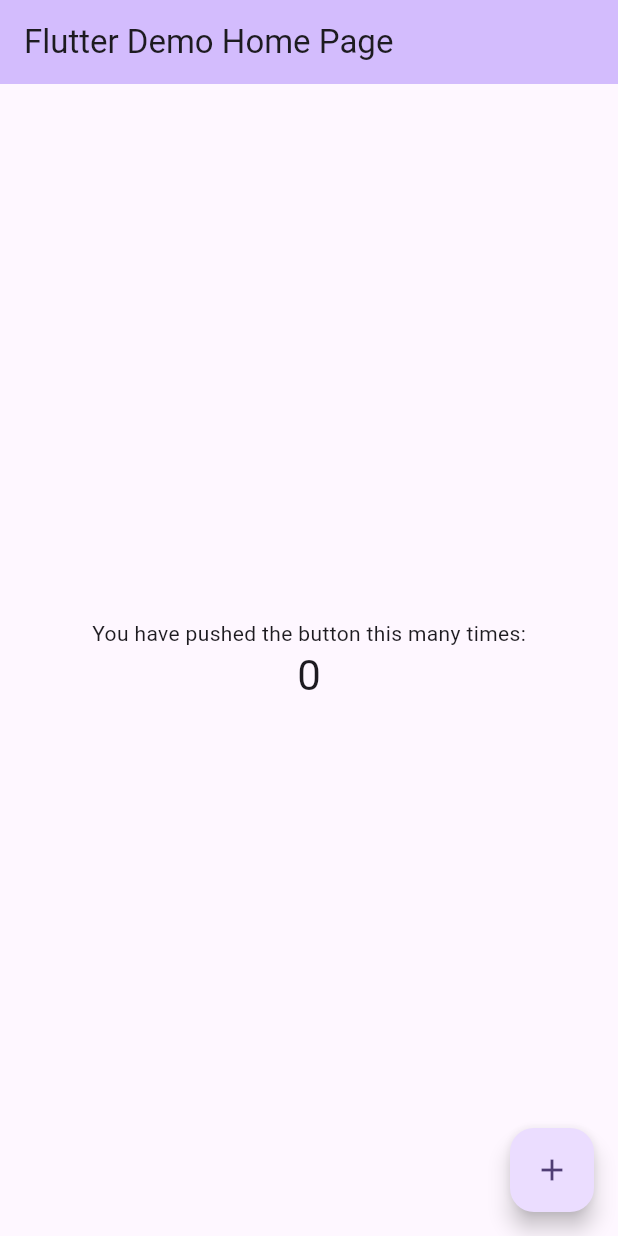
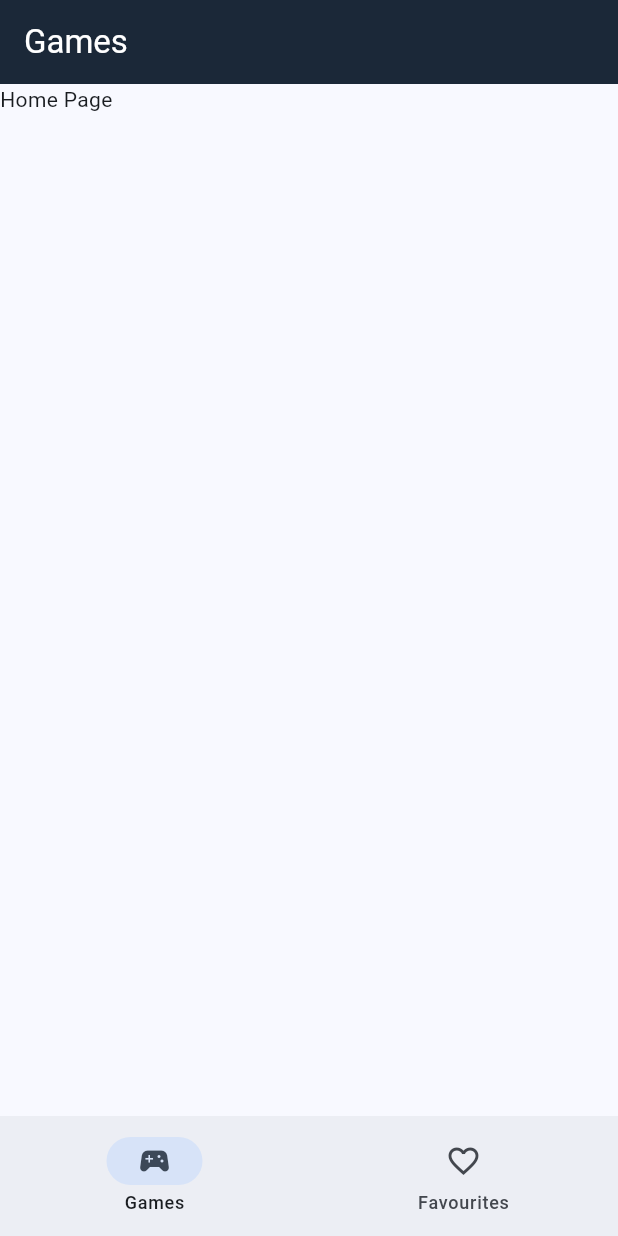
Before and after one commit to AdamDevv/utb_ak5pm_ukol, a Flutter app: the screen it shows after launch, on a phone screen of 412 x 824 dp. Run offline on Flutter 3.47's test engine with Material 3 defaults, Android fonts, the phone set to English and light mode, and no system bars.

Commit message:
feat: initial app layout

```diff
--- a/lib/main.dart
+++ b/lib/main.dart
@@ -1,4 +1,6 @@
 import 'package:flutter/material.dart';
+import 'package:utb_ak5pm_ukol/pages/favourites_page.dart';
+import 'package:utb_ak5pm_ukol/pages/main_page.dart';
 
 void main() {
   runApp(const MyApp());
@@ -7,119 +9,61 @@ void main() {
 class MyApp extends StatelessWidget {
   const MyApp({super.key});
 
-  // This widget is the root of your application.
   @override
   Widget build(BuildContext context) {
     return MaterialApp(
-      title: 'Flutter Demo',
+      title: 'Steam Tracker',
+      debugShowCheckedModeBanner: false,
       theme: ThemeData(
-        // This is the theme of your application.
-        //
-        // TRY THIS: Try running your application with "flutter run". You'll see
-        // the application has a purple toolbar. Then, without quitting the app,
-        // try changing the seedColor in the colorScheme below to Colors.green
-        // and then invoke "hot reload" (save your changes or press the "hot
-        // reload" button in a Flutter-supported IDE, or press "r" if you used
-        // the command line to start the app).
-        //
-        // Notice that the counter didn't reset back to zero; the application
-        // state is not lost during the reload. To reset the state, use hot
-        // restart instead.
-        //
-        // This works for code too, not just values: Most code changes can be
-        // tested with just a hot reload.
-        colorScheme: ColorScheme.fromSeed(seedColor: Colors.deepPurple),
+        colorScheme: ColorScheme.fromSeed(
+          seedColor: const Color(0xFF1b2838),
+          brightness: Brightness.light,
+        ),
         useMaterial3: true,
+        appBarTheme: const AppBarTheme(
+          backgroundColor: Color(0xFF1b2838),
+          foregroundColor: Colors.white,
+        ),
       ),
-      home: const MyHomePage(title: 'Flutter Demo Home Page'),
+      home: const MainPage(),
     );
   }
 }
 
-class MyHomePage extends StatefulWidget {
-  const MyHomePage({super.key, required this.title});
-
-  // This widget is the home page of your application. It is stateful, meaning
-  // that it has a State object (defined below) that contains fields that affect
-  // how it looks.
-
-  // This class is the configuration for the state. It holds the values (in this
-  // case the title) provided by the parent (in this case the App widget) and
-  // used by the build method of the State. Fields in a Widget subclass are
-  // always marked "final".
-
-  final String title;
+class MainPage extends StatefulWidget {
+  const MainPage({super.key});
 
   @override
-  State<MyHomePage> createState() => _MyHomePageState();
+  State<MainPage> createState() => _MainPageState();
 }
 
-class _MyHomePageState extends State<MyHomePage> {
-  int _counter = 0;
-
-  void _incrementCounter() {
-    setState(() {
-      // This call to setState tells the Flutter framework that something has
-      // changed in this State, which causes it to rerun the build method below
-      // so that the display can reflect the updated values. If we changed
-      // _counter without calling setState(), then the build method would not be
-      // called again, and so nothing would appear to happen.
-      _counter++;
-    });
-  }
+class _MainPageState extends State<MainPage> {
+  var _currentIndex = 0;
 
   @override
   Widget build(BuildContext context) {
-    // This method is rerun every time setState is called, for instance as done
-    // by the _incrementCounter method above.
-    //
-    // The Flutter framework has been optimized to make rerunning build methods
-    // fast, so that you can just rebuild anything that needs updating rather
-    // than having to individually change instances of widgets.
     return Scaffold(
-      appBar: AppBar(
-        // TRY THIS: Try changing the color here to a specific color (to
-        // Colors.amber, perhaps?) and trigger a hot reload to see the AppBar
-        // change color while the other colors stay the same.
-        backgroundColor: Theme.of(context).colorScheme.inversePrimary,
-        // Here we take the value from the MyHomePage object that was created by
-        // the App.build method, and use it to set our appbar title.
-        title: Text(widget.title),
-      ),
-      body: Center(
-        // Center is a layout widget. It takes a single child and positions it
-        // in the middle of the parent.
-        child: Column(
-          // Column is also a layout widget. It takes a list of children and
-          // arranges them vertically. By default, it sizes itself to fit its
-          // children horizontally, and tries to be as tall as its parent.
-          //
-          // Column has various properties to control how it sizes itself and
-          // how it positions its children. Here we use mainAxisAlignment to
-          // center the children vertically; the main axis here is the vertical
-          // axis because Columns are vertical (the cross axis would be
-          // horizontal).
-          //
-          // TRY THIS: Invoke "debug painting" (choose the "Toggle Debug Paint"
-          // action in the IDE, or press "p" in the console), to see the
-          // wireframe for each widget.
-          mainAxisAlignment: MainAxisAlignment.center,
-          children: <Widget>[
-            const Text(
-              'You have pushed the button this many times:',
-            ),
-            Text(
-              '$_counter',
-              style: Theme.of(context).textTheme.headlineMedium,
-            ),
-          ],
-        ),
-      ),
-      floatingActionButton: FloatingActionButton(
-        onPressed: _incrementCounter,
-        tooltip: 'Increment',
-        child: const Icon(Icons.add),
-      ), // This trailing comma makes auto-formatting nicer for build methods.
-    );
+
+        body: IndexedStack(index: _currentIndex, children: const [
+          GamesPage(),
+          FavouritesPage(),
+        ]),
+        bottomNavigationBar: NavigationBar(
+            selectedIndex: _currentIndex,
+            onDestinationSelected: (index) {
+              setState(() {
+                _currentIndex = index;
+              });
+            },
+            destinations: const [
+              NavigationDestination(
+                  icon: Icon(Icons.sports_esports_outlined),
+                  selectedIcon: Icon(Icons.sports_esports),
+                  label: "Games"),
+              NavigationDestination(
+                  icon: Icon(Icons.favorite_outline),
+                  selectedIcon: Icon(Icons.favorite),
+                  label: "Favourites")
+            ]));
   }
 }
--- /dev/null
+++ b/lib/pages/favourites_page.dart
@@ -0,0 +1,20 @@
+import 'package:flutter/material.dart';
+
+class FavouritesPage extends StatefulWidget {
+  const FavouritesPage({super.key});
+
+  @override
+  State<StatefulWidget> createState() => _FavouritesPageState();
+}
+
+class _FavouritesPageState extends State<FavouritesPage> {
+  @override
+  Widget build(BuildContext context) {
+    return Scaffold(
+       appBar: AppBar(
+        title: const Text('Favorites'),
+      ),
+      body: const Text("Favorites Page"),
+    );
+  }
+}
--- /dev/null
+++ b/lib/pages/main_page.dart
@@ -0,0 +1,20 @@
+import 'package:flutter/material.dart';
+
+class GamesPage extends StatefulWidget {
+  const GamesPage({super.key});
+
+  @override
+  State<StatefulWidget> createState() => _GamesPageState();
+}
+
+class _GamesPageState extends State<GamesPage> {
+  @override
+  Widget build(BuildContext context) {
+    return Scaffold(
+       appBar: AppBar(
+        title: const Text('Games'),
+      ),
+      body: const Text("Home Page"),
+    );
+  }
+}
```
